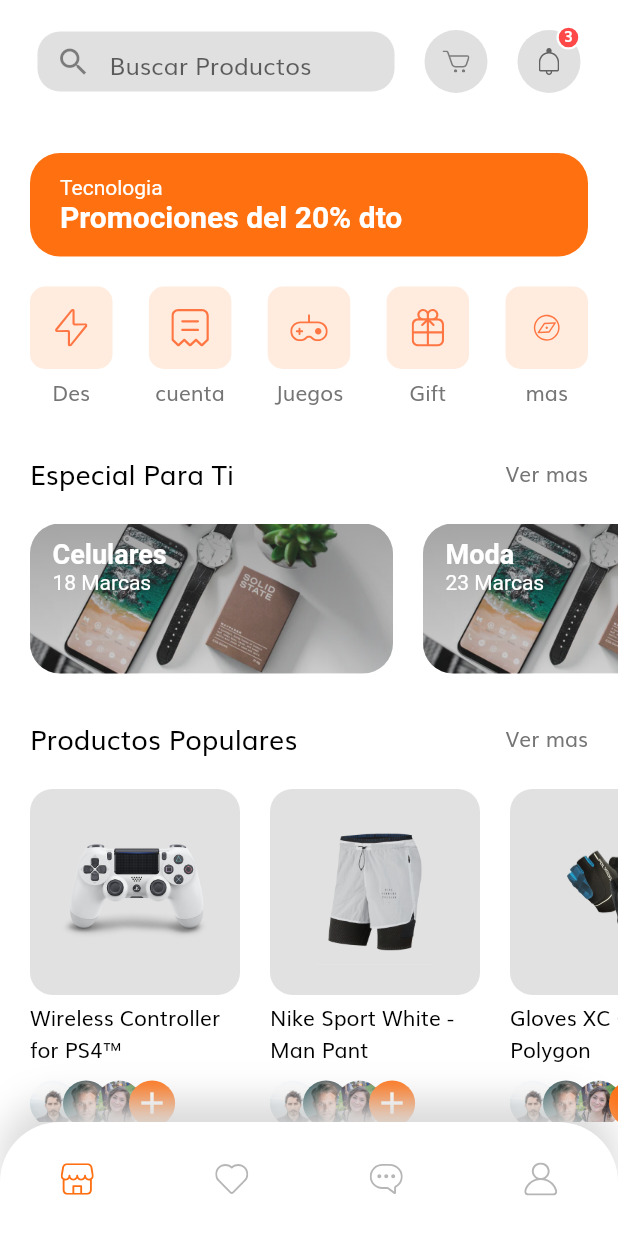
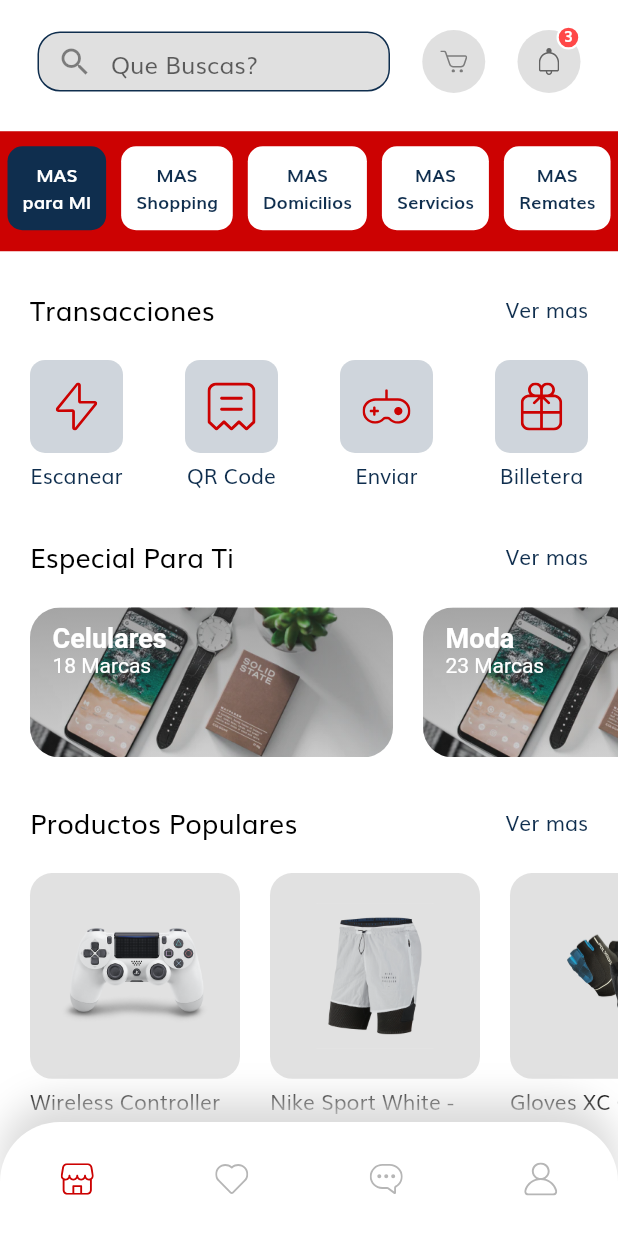
Before and after one commit to flevor-end/E-commerce-flutter-UI, a Flutter app: the HomeScreen screen opened by its route, on a phone screen of 412 x 824 dp. Run offline on Flutter 3.47's test engine with Material 2 defaults, Android fonts, the phone set to English and light mode, and no system bars; our stand-ins replace flutter_svg.

Commit message:
implementacion de home -masdamas

```diff
--- a/lib/components/product_card.dart
+++ b/lib/components/product_card.dart
@@ -55,7 +55,7 @@ class ProductCard extends StatelessWidget {
                     style: TextStyle(
                       fontSize: 18,
                       fontWeight: FontWeight.w600,
-                      color: Color(0xFFFF7110),
+                      color: kPrimaryColor,
                     ),
                   ),
                   InkWell(
@@ -73,7 +73,7 @@ class ProductCard extends StatelessWidget {
                       child: SvgPicture.asset(
                         "assets/icons/Heart Icon_2.svg",
                         color: product.isFavourite
-                            ? Color(0xFFFF4848)
+                            ? kPrimaryColor
                             : Color(0xFFD8DEE4),
                       ),
                     ),
--- a/lib/constants.dart
+++ b/lib/constants.dart
@@ -1,15 +1,17 @@
 import 'package:flutter/material.dart';
 import 'package:masdamas/size_config.dart';
 
-const kPrimaryColor = Color(0xFFFF7012);
+const kPrimaryColor = Color(0xFFCC0202);
 const kPrimaryLightColor = Color(0xFFFFECDF);
 //const kPrimaryGradientColor = LinearGradient(
 //begin: Alignment.topLeft,
 //end: Alignment.bottomRight,
 //colors: [Color(0xFFFFA53E), Color(0xFFFF7643)],
 //);
-const kSecondaryColor = Color(0xFF979797);
-const kTextColor = Color(0xFF757575);
+const kSecondaryColor = Color(0xFF0f2e4e);
+const kTextColor = Color(0xFF0f2e4e);
+
+const kDefaultPadding = 20.0;
 
 const kAnimationDuration = Duration(milliseconds: 200);
 
--- a/lib/screens/home/components/body.dart
+++ b/lib/screens/home/components/body.dart
@@ -1,5 +1,6 @@
 import 'package:flutter/material.dart';
 import 'categories.dart';
+import 'categories_plus.dart';
 import 'discount_banner.dart';
 import 'home_header.dart';
 import 'popular_products.dart';
@@ -19,7 +20,11 @@ class Body extends StatelessWidget {
           SizedBox(
             height: (20),
           ),
-          DiscountBanner(),
+          CategoriesPlus(),
+          //DiscountBanner(),
+          SizedBox(
+            height: (20),
+          ),
           Categories(),
           SizedBox(
             height: (30),
--- a/lib/screens/home/components/categories.dart
+++ b/lib/screens/home/components/categories.dart
@@ -1,18 +1,26 @@
 import 'package:flutter/material.dart';
 import 'package:flutter_svg/svg.dart';
+import 'package:masdamas/constants.dart';
+import 'package:masdamas/screens/home/components/section_title.dart';
 
 class Categories extends StatelessWidget {
   @override
   Widget build(BuildContext context) {
     List<Map<String, dynamic>> categories = [
-      {"icon": "assets/icons/Flash Icon.svg", "text": "Des"},
-      {"icon": "assets/icons/Bill Icon.svg", "text": "cuenta"},
-      {"icon": "assets/icons/Game Icon.svg", "text": "Juegos"},
-      {"icon": "assets/icons/Gift Icon.svg", "text": "Gift"},
-      {"icon": "assets/icons/Discover.svg", "text": "mas"},
+      {"icon": "assets/icons/Flash Icon.svg", "text": "Escanear"},
+      {"icon": "assets/icons/Bill Icon.svg", "text": "QR Code"},
+      {"icon": "assets/icons/Game Icon.svg", "text": "Enviar"},
+      {"icon": "assets/icons/Gift Icon.svg", "text": "Billetera"},
+      //{"icon": "assets/icons/Discover.svg", "text": "mas"},
     ];
 
-    return Padding(
+    return Column(
+      children: [
+        SectionTitle(text: "Transacciones", press: () {}),
+        SizedBox(
+          height: 20,
+        ),
+        Padding(
           padding: const EdgeInsets.symmetric(horizontal: 20),
           child: Row(
             mainAxisAlignment: MainAxisAlignment.spaceBetween,
@@ -27,6 +35,8 @@ class Categories extends StatelessWidget {
                       ))
             ],
           ),
+        ),
+      ],
     );
   }
 }
@@ -44,10 +54,12 @@ class CategoryCard extends StatelessWidget {
 
   @override
   Widget build(BuildContext context) {
-    return GestureDetector(
+    return Column(
+      children: [
+        GestureDetector(
           onTap: press,
           child: SizedBox(
-        width: 55,
+            width: 62,
             child: Column(
               children: [
                 AspectRatio(
@@ -55,9 +67,12 @@ class CategoryCard extends StatelessWidget {
                   child: Container(
                     padding: EdgeInsets.all(15),
                     decoration: BoxDecoration(
-                    color: Color(0xFFFFECDF),
+                        color: kSecondaryColor.withOpacity(0.2),
                         borderRadius: BorderRadius.circular(10)),
-                child: SvgPicture.asset(icon),
+                    child: SvgPicture.asset(
+                      icon,
+                      color: kPrimaryColor,
+                    ),
                   ),
                 ),
                 const SizedBox(height: 5),
@@ -68,6 +83,8 @@ class CategoryCard extends StatelessWidget {
               ],
             ),
           ),
+        ),
+      ],
     );
   }
 }
--- /dev/null
+++ b/lib/screens/home/components/categories_plus.dart
@@ -0,0 +1,77 @@
+import 'package:flutter/material.dart';
+import 'package:masdamas/constants.dart';
+import 'package:masdamas/size_config.dart';
+
+class CategoriesPlus extends StatefulWidget {
+  @override
+  _CategoriesPlusState createState() => _CategoriesPlusState();
+}
+
+class _CategoriesPlusState extends State<CategoriesPlus> {
+  int selectedCategory = 0;
+  List<String> categoriesPlus = [
+    "MAS \npara MI",
+    "MAS \nShopping",
+    "MAS \nDomicilios",
+    "MAS \nServicios",
+    "MAS \nRemates",
+  ];
+  @override
+  Widget build(BuildContext context) {
+    return Container(
+      margin:
+          EdgeInsets.symmetric(vertical: getProportionateScreenWidth(10) / 2),
+      height: 80,
+      decoration: BoxDecoration(
+        color: Color(0xFFCC0202),
+      ),
+      child: ListView.builder(
+        scrollDirection: Axis.horizontal,
+        itemCount: categoriesPlus.length,
+        itemBuilder: (context, index) => buildCategory(index, context),
+      ),
+    );
+  }
+
+  Padding buildCategory(int index, BuildContext context) {
+    return Padding(
+      padding: const EdgeInsets.symmetric(horizontal: kDefaultPadding / 4),
+      child: GestureDetector(
+        onTap: () {
+          setState(() {
+            selectedCategory = index;
+          });
+        },
+        child: Column(
+          children: <Widget>[
+            Container(
+              alignment: Alignment.center,
+              margin: EdgeInsets.symmetric(
+                vertical: (kDefaultPadding / 2),
+              ),
+              padding: EdgeInsets.symmetric(
+                horizontal: (kDefaultPadding / 2),
+                vertical: (kDefaultPadding / 2),
+              ),
+              decoration: BoxDecoration(
+                  color: index == selectedCategory
+                      ? kSecondaryColor
+                      : Colors.white,
+                  borderRadius: BorderRadius.circular(10)),
+              child: Text(
+                categoriesPlus[index],
+                textAlign: TextAlign.center,
+                style: Theme.of(context).textTheme.headline6.copyWith(
+                      fontWeight: FontWeight.w600,
+                      fontSize: 12,
+                      color:
+                          index == selectedCategory ? Colors.white : kTextColor,
+                    ),
+              ),
+            ),
+          ],
+        ),
+      ),
+    );
+  }
+}
--- /dev/null
+++ b/lib/screens/home/components/categories_plus_card.dart
@@ -0,0 +1,32 @@
+import 'package:flutter/material.dart';
+import 'package:masdamas/constants.dart';
+
+class CategoriesPlusCard extends StatelessWidget {
+  final String categoriesPlus;
+
+  const CategoriesPlusCard({Key key, this.categoriesPlus}) : super(key: key);
+  @override
+  Widget build(BuildContext context) {
+    return Container(
+      alignment: Alignment.center,
+      margin: EdgeInsets.symmetric(
+        horizontal: (5),
+        vertical: (10),
+      ),
+      padding: EdgeInsets.symmetric(
+        horizontal: (10),
+        //vertical: (10),
+      ),
+      decoration: BoxDecoration(
+          color: Colors.white, borderRadius: BorderRadius.circular(10)),
+      child: Text(
+        categoriesPlus,
+        textAlign: TextAlign.center,
+        style: TextStyle(
+          color: kTextColor.withOpacity(0.8),
+          fontSize: 14,
+        ),
+      ),
+    );
+  }
+}
--- a/lib/screens/home/components/search_field.dart
+++ b/lib/screens/home/components/search_field.dart
@@ -1,4 +1,5 @@
 import 'package:flutter/material.dart';
+import 'package:masdamas/constants.dart';
 
 class SearchField extends StatelessWidget {
   const SearchField({
@@ -8,12 +9,12 @@ class SearchField extends StatelessWidget {
   @override
   Widget build(BuildContext context) {
     return Container(
-      width: 238,
+      width: 235,
       height: 40,
       decoration: BoxDecoration(
-        color: Colors.black12,
-        borderRadius: BorderRadius.circular(15),
-      ),
+          color: Colors.black12,
+          borderRadius: BorderRadius.circular(15),
+          border: Border.all(color: kSecondaryColor)),
       child: TextField(
         onChanged: (value) {
           //search value
@@ -21,7 +22,7 @@ class SearchField extends StatelessWidget {
         decoration: InputDecoration(
             enabledBorder: InputBorder.none,
             focusedBorder: InputBorder.none,
-            hintText: "Buscar Productos",
+            hintText: "Que Buscas?",
             prefixIcon: Icon(Icons.search),
             contentPadding: EdgeInsets.symmetric(
               horizontal: 20,
--- a/lib/theme.dart
+++ b/lib/theme.dart
@@ -45,7 +45,7 @@ AppBarTheme appBarTheme() {
     brightness: Brightness.light,
     iconTheme: IconThemeData(color: Colors.black),
     textTheme: TextTheme(
-      headline6: TextStyle(color: Color(0XFF8B8B8B), fontSize: 18),
+      headline6: TextStyle(color: Color(0XFF8B8B8B), fontSize: 16),
     ),
   );
 }
```
Lines whose indentation alone changed are shown as unchanged.
